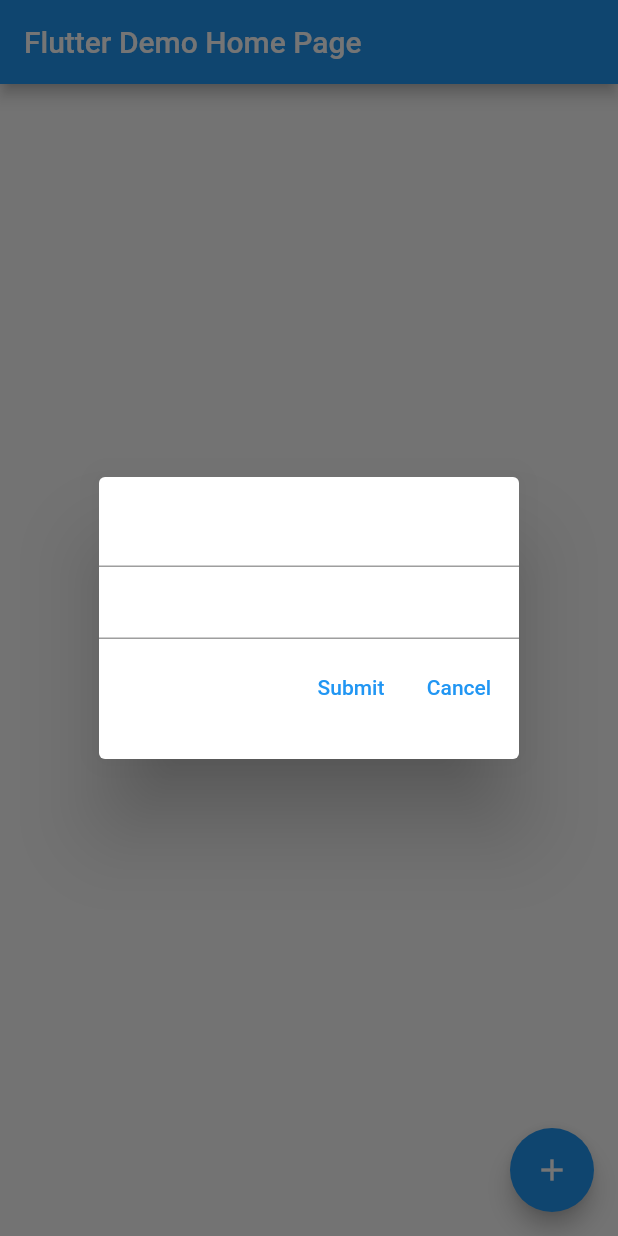
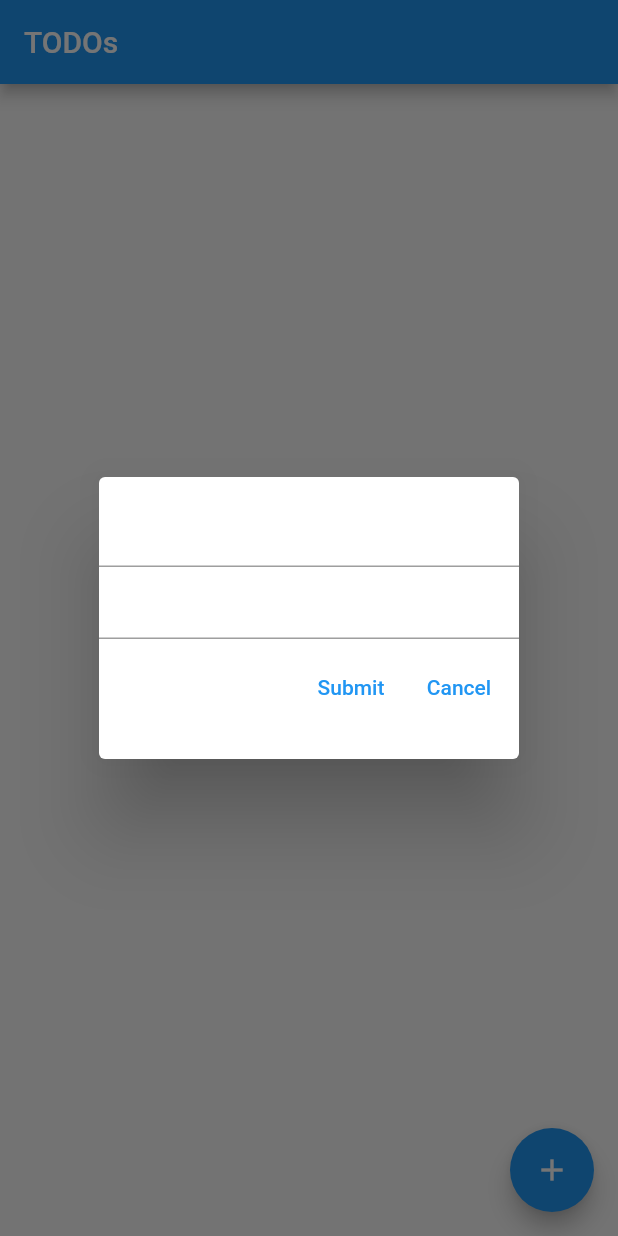
Before and after one commit to christopherfujino/todos, a Flutter app: the screen it shows after launch, after a tap on the "add" icon, on a phone screen of 412 x 824 dp. Run offline on Flutter 3.47's test engine with Material 2 defaults, Android fonts, the phone set to English and light mode, and no system bars.

```diff
--- a/lib/main.dart
+++ b/lib/main.dart
@@ -1,136 +1,16 @@
 import 'package:flutter/material.dart';
 
+import 'src/list.dart';
 import 'src/state.dart';
-import 'src/todo.dart';
 
 void main() {
   runApp(
     StateWrapper(
       MaterialApp(
         title: 'Flutter Demo',
-        theme: ThemeData(
-          primarySwatch: Colors.blue,
-        ),
-        home: const MyHomePage(title: 'Flutter Demo Home Page'),
+        theme: ThemeData(primarySwatch: Colors.blue),
+        home: const TodoListWidget(title: 'TODOs'),
       ),
     ),
   );
 }
-
-class MyHomePage extends StatefulWidget {
-  const MyHomePage({Key? key, required this.title}) : super(key: key);
-
-  final String title;
-
-  @override
-  State<MyHomePage> createState() => _MyHomePageState();
-}
-
-class _MyHomePageState extends State<MyHomePage> {
-  @override
-  Widget build(BuildContext context) {
-    final state = InheritedState.of(context);
-    return Scaffold(
-      appBar: AppBar(
-        title: Text(widget.title),
-      ),
-      body: Center(
-        child: ReorderableListView.builder(
-            itemCount: state.todos.length,
-            itemBuilder: (BuildContext ctx, int idx) {
-              final todo = state.todos[idx];
-              return Card(
-                key: Key('TODO ${todo.index}'),
-                child: Column(
-                  children: <Widget>[
-                    ListTile(
-                      title: Text(todo.title),
-                      subtitle: Text(todo.body),
-                    ),
-                    ElevatedButton.icon(
-                      onPressed: () => state.todos = state.todos..removeAt(idx),
-                      label: const Text('delete'),
-                      icon: const Icon(Icons.delete),
-                    ),
-                  ],
-                ),
-              );
-            },
-            onReorder: (int oldIndex, int newIndex) {
-              final oldTodos = state.todos;
-              final current = oldTodos.removeAt(oldIndex);
-              oldTodos.insert(newIndex, current);
-              state.todos = oldTodos;
-            }),
-      ),
-      floatingActionButton: FloatingActionButton(
-        onPressed: () {
-          showDialog<void>(
-            builder: (BuildContext context) {
-              String? title;
-              String? body;
-              return SimpleDialog(
-                children: <Widget>[
-                  Column(
-                    children: <Widget>[
-                      TextInput((String val) => title = val),
-                      TextInput((String val) => body = val),
-                      ButtonBar(children: <Widget>[
-                        TextButton(
-                          onPressed: () {
-                            state.todos = state.todos..add(Todo(title!, body!));
-                            Navigator.pop(context);
-                          },
-                          child: const Text('Submit'),
-                        ),
-                        TextButton(
-                          onPressed: () => Navigator.pop(context),
-                          child: const Text('Cancel'),
-                        ),
-                      ]),
-                    ],
-                  ),
-                ],
-              );
-            },
-            context: context,
-          );
-        },
-        tooltip: 'Increment',
-        child: const Icon(Icons.add),
-      ),
-    );
-  }
-}
-
-class TextInput extends StatefulWidget {
-  const TextInput(this.listener, {super.key});
-
-  final void Function(String) listener;
-
-  @override
-  _TitleState createState() => _TitleState();
-}
-
-class _TitleState extends State<TextInput> {
-  _TitleState();
-
-  final TextEditingController _controller = TextEditingController();
-
-  @override
-  void initState() {
-    super.initState();
-    _controller.addListener(() => widget.listener(_controller.text));
-  }
-
-  @override
-  Widget build(BuildContext context) {
-    return TextFormField(controller: _controller);
-  }
-
-  @override
-  void dispose() {
-    super.dispose();
-    _controller.dispose();
-  }
-}
--- /dev/null
+++ b/lib/src/input.dart
@@ -0,0 +1,84 @@
+import 'package:flutter/material.dart';
+
+import 'state.dart';
+import 'todo.dart';
+
+Future<void> openTodoDialog(
+  BuildContext ctx,
+  InheritedState state, {
+  int? previousIdx,
+}) {
+  final Todo? previous = previousIdx == null ? null : state.todos[previousIdx];
+  return showDialog<void>(
+    builder: (BuildContext context) {
+      String? title = previous?.title;
+      String? body = previous?.body;
+      return SimpleDialog(
+        children: <Widget>[
+          Column(
+            children: <Widget>[
+              TextInput((String val) => title = val, initial: title),
+              TextInput((String val) => body = val, initial: body),
+              ButtonBar(children: <Widget>[
+                TextButton(
+                  onPressed: () {
+                    final nextTodo = Todo(title!, body!);
+                    if (previousIdx == null) {
+                      state.todos = state.todos..add(nextTodo);
+                    } else {
+                      final todos = state.todos;
+                      todos.removeAt(previousIdx);
+                      todos.insert(previousIdx, nextTodo);
+                      state.todos = todos;
+                    }
+                    Navigator.pop(context);
+                  },
+                  child: const Text('Submit'),
+                ),
+                TextButton(
+                  onPressed: () => Navigator.pop(context),
+                  child: const Text('Cancel'),
+                ),
+              ]),
+            ],
+          ),
+        ],
+      );
+    },
+    context: ctx,
+  );
+}
+
+class TextInput extends StatefulWidget {
+  const TextInput(this.listener, {super.key, this.initial});
+
+  final void Function(String) listener;
+  final String? initial;
+
+  @override
+  _TitleState createState() => _TitleState();
+}
+
+class _TitleState extends State<TextInput> {
+  _TitleState();
+
+  @override
+  void initState() {
+    super.initState();
+    _controller = TextEditingController(text: widget.initial)
+      ..addListener(() => widget.listener(_controller.text));
+  }
+
+  late final TextEditingController _controller;
+
+  @override
+  Widget build(BuildContext context) {
+    return TextFormField(controller: _controller);
+  }
+
+  @override
+  void dispose() {
+    super.dispose();
+    _controller.dispose();
+  }
+}
--- /dev/null
+++ b/lib/src/list.dart
@@ -0,0 +1,50 @@
+import 'package:flutter/material.dart';
+
+import 'input.dart';
+import 'state.dart';
+import 'todo.dart';
+
+class TodoListWidget extends StatefulWidget {
+  const TodoListWidget({Key? key, required this.title}) : super(key: key);
+
+  final String title;
+
+  @override
+  State<TodoListWidget> createState() => _TodoListWidgetState();
+}
+
+class _TodoListWidgetState extends State<TodoListWidget> {
+  @override
+  Widget build(BuildContext context) {
+    final state = InheritedState.of(context);
+    return Scaffold(
+      appBar: AppBar(
+        title: Text(widget.title),
+      ),
+      body: Center(
+        child: ReorderableListView.builder(
+          itemCount: state.todos.length,
+          itemBuilder: (BuildContext ctx, int idx) => TodoWidget(
+            state,
+            idx,
+            key: Key('TodoWidget ${state.todos[idx].index}'),
+          ),
+          onReorder: (int oldIndex, int newIndex) {
+            if (oldIndex < newIndex) {
+              newIndex -= 1;
+            }
+            final oldTodos = state.todos;
+            final current = oldTodos.removeAt(oldIndex);
+            oldTodos.insert(newIndex, current);
+            state.todos = oldTodos;
+          },
+        ),
+      ),
+      floatingActionButton: FloatingActionButton(
+        onPressed: () => openTodoDialog(context, state),
+        tooltip: 'Increment',
+        child: const Icon(Icons.add),
+      ),
+    );
+  }
+}
```
Also changed, not shown: lib/src/todo.dart (+42 -0 lines).
